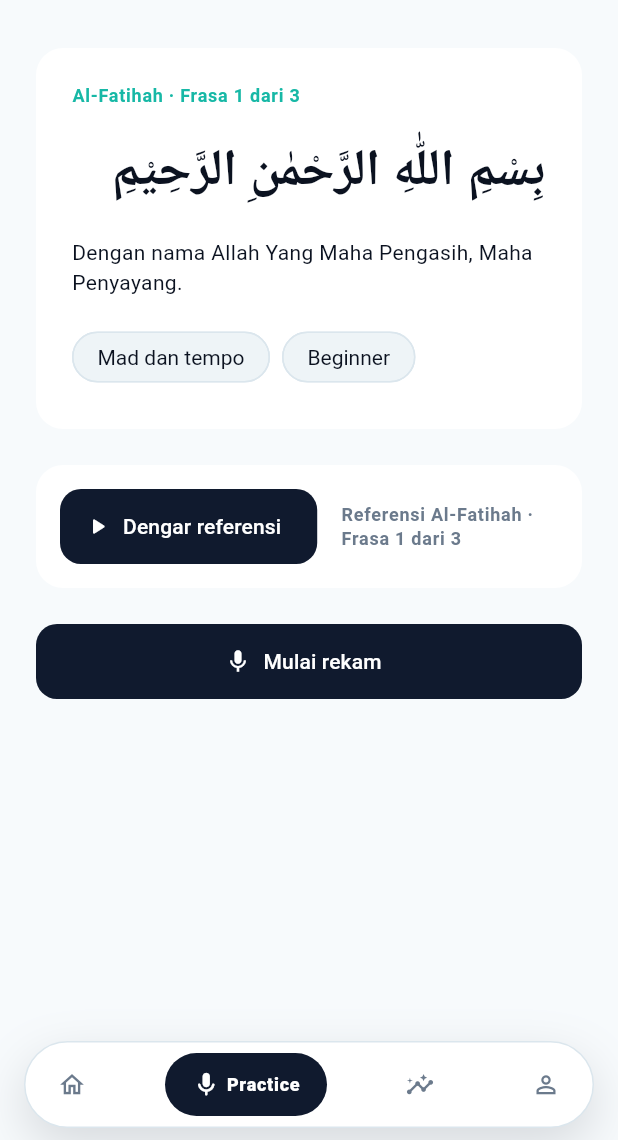
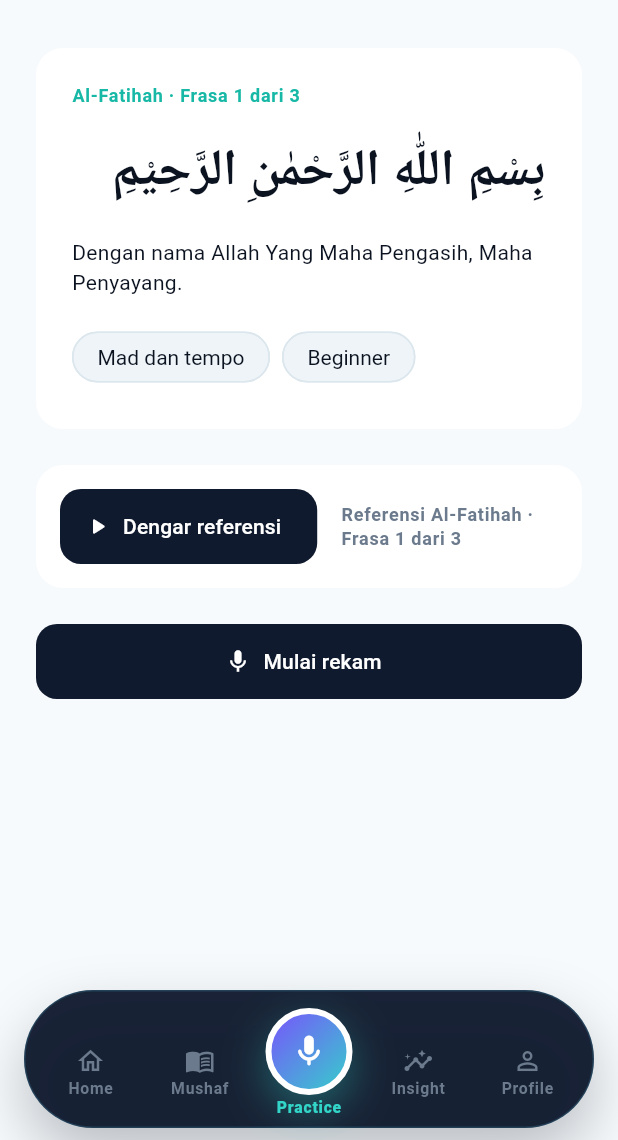
Before and after one commit to timbubadibako/sobat-ngaji, a Flutter app: the screen it shows after launch, after a tap on "Lanjutkan", on a phone screen of 412 x 824 dp, the part 96-1236 px from its top. Run offline on Flutter 3.47's test engine with Material 3 defaults, Android fonts, the phone set to English and light mode, and no system bars; our stand-ins replace dio, flutter_riverpod, flutter_secure_storage, freezed_annotation, go_router; network calls fail; Roboto replaces fonts that are missing (Avenir Next).

Commit message:
feat(mushaf): add aqua nav entry

```diff
--- a/lib/app/app_shell.dart
+++ b/lib/app/app_shell.dart
@@ -20,7 +20,7 @@ class AppShell extends StatelessWidget {
       ),
       extendBody: true,
       bottomNavigationBar: SizedBox(
-        height: 74,
+        height: 104,
         child: _FloatingPillNav(
           selectedIndex: selectedIndex,
           onSelected: (index) => context.go(_routes[index]),
@@ -33,15 +33,15 @@ class AppShell extends StatelessWidget {
     final location = GoRouterState.of(context).uri.path;
     if (location.startsWith('/recording') ||
         location.startsWith('/evaluation')) {
-      return 1;
+      return 2;
     }
+
     final index = _routes.indexWhere(location.startsWith);
     return index < 0 ? 0 : index;
   }
 }
 
-const _routes = ['/home', '/practice', '/insight', '/profile'];
-
+const _routes = ['/home', '/mushaf', '/practice', '/insight', '/profile'];
 const _horizontalSwipeMinDistance = 72.0;
 const _horizontalSwipeMinVelocity = 360.0;
 
@@ -77,11 +77,8 @@ class _SwipeTabBodyState extends State<_SwipeTabBody> {
       },
       onHorizontalDragEnd: (details) {
         final velocity = details.primaryVelocity ?? 0;
-        final shouldMove =
-            _dragDistance.abs() >= _horizontalSwipeMinDistance ||
-            velocity.abs() >= _horizontalSwipeMinVelocity;
-
-        if (!shouldMove) {
+        if (_dragDistance.abs() < _horizontalSwipeMinDistance &&
+            velocity.abs() < _horizontalSwipeMinVelocity) {
           return;
         }
 
@@ -112,9 +109,15 @@ const _items = [
     selectedIcon: Icons.home_rounded,
   ),
   _NavItem(
+    label: 'Mushaf',
+    icon: Icons.menu_book_outlined,
+    selectedIcon: Icons.menu_book_rounded,
+  ),
+  _NavItem(
     label: 'Practice',
-    icon: Icons.mic_none_outlined,
+    icon: Icons.mic_none_rounded,
     selectedIcon: Icons.mic_rounded,
+    centerAction: true,
   ),
   _NavItem(
     label: 'Insight',
@@ -152,27 +155,34 @@ class _FloatingPillNav extends StatelessWidget {
           constraints: const BoxConstraints(maxWidth: 430),
           child: DecoratedBox(
             decoration: BoxDecoration(
-              color: AppColors.surfaceElevated,
+              color: AppColors.navy.withValues(alpha: 0.96),
               borderRadius: BorderRadius.circular(AppRadius.pill),
-              border: Border.all(color: AppColors.line),
+              border: Border.all(color: AppColors.cyan.withValues(alpha: 0.18)),
               boxShadow: [
                 BoxShadow(
-                  color: AppColors.ink.withValues(alpha: 0.14),
-                  blurRadius: 28,
-                  offset: const Offset(0, 12),
+                  color: AppColors.ink.withValues(alpha: 0.26),
+                  blurRadius: 34,
+                  offset: const Offset(0, 18),
                 ),
               ],
             ),
             child: Padding(
-              padding: const EdgeInsets.all(AppSpacing.xs),
+              padding: const EdgeInsets.fromLTRB(
+                AppSpacing.xs,
+                AppSpacing.xs,
+                AppSpacing.xs,
+                AppSpacing.xs,
+              ),
               child: Row(
-                mainAxisAlignment: MainAxisAlignment.spaceBetween,
+                crossAxisAlignment: CrossAxisAlignment.end,
                 children: [
                   for (var index = 0; index < _items.length; index++)
-                    _AnimatedPillNavItem(
+                    Expanded(
+                      child: _AnimatedPillNavItem(
                         item: _items[index],
                         selected: selectedIndex == index,
                         onTap: () => onSelected(index),
+                      ),
                     ),
                 ],
               ),
@@ -197,66 +207,129 @@ class _AnimatedPillNavItem extends StatelessWidget {
 
   @override
   Widget build(BuildContext context) {
+    if (item.centerAction) {
+      return _CenterNavItem(item: item, selected: selected, onTap: onTap);
+    }
+
+    final theme = Theme.of(context);
+    final color = selected ? AppColors.surfaceElevated : AppColors.muted;
+
+    return Semantics(
+      button: true,
+      selected: selected,
+      label: item.label,
+      child: Tooltip(
+        message: item.label,
+        child: InkWell(
+          onTap: onTap,
+          borderRadius: BorderRadius.circular(AppRadius.pill),
+          child: SizedBox(
+            height: 58,
+            child: Column(
+              mainAxisAlignment: MainAxisAlignment.center,
+              mainAxisSize: MainAxisSize.min,
+              children: [
+                Icon(
+                  selected ? item.selectedIcon : item.icon,
+                  size: 20,
+                  color: color,
+                ),
+                const SizedBox(height: 3),
+                Text(
+                  item.label,
+                  maxLines: 1,
+                  overflow: TextOverflow.ellipsis,
+                  softWrap: false,
+                  style: theme.textTheme.labelMedium?.copyWith(
+                    color: color,
+                    fontWeight: selected ? FontWeight.w800 : FontWeight.w700,
+                    fontSize: 10.5,
+                    height: 1.1,
+                  ),
+                ),
+              ],
+            ),
+          ),
+        ),
+      ),
+    );
+  }
+}
+
+class _CenterNavItem extends StatelessWidget {
+  const _CenterNavItem({
+    required this.item,
+    required this.selected,
+    required this.onTap,
+  });
+
+  final _NavItem item;
+  final bool selected;
+  final VoidCallback onTap;
+
+  @override
+  Widget build(BuildContext context) {
     final reduceMotion = MediaQuery.disableAnimationsOf(context);
-    final duration = reduceMotion
-        ? Duration.zero
-        : const Duration(milliseconds: 360);
+    final duration = reduceMotion ? Duration.zero : AppMotion.normal;
     final theme = Theme.of(context);
 
     return Semantics(
       button: true,
       selected: selected,
       label: item.label,
-      child: Padding(
-        padding: const EdgeInsets.symmetric(horizontal: 2),
       child: Tooltip(
         message: item.label,
         child: InkWell(
           onTap: onTap,
           borderRadius: BorderRadius.circular(AppRadius.pill),
-            child: AnimatedContainer(
+          child: SizedBox(
+            height: 76,
+            child: Column(
+              mainAxisAlignment: MainAxisAlignment.end,
+              children: [
+                AnimatedContainer(
                   duration: duration,
                   curve: Curves.easeInOutCubic,
-              width: selected ? 108 : 44,
-              height: 42,
-              padding: const EdgeInsets.symmetric(horizontal: AppSpacing.xs),
+                  width: 58,
+                  height: 58,
                   decoration: BoxDecoration(
-                color: selected ? AppColors.navy : Colors.transparent,
-                borderRadius: BorderRadius.circular(AppRadius.pill),
+                    shape: BoxShape.circle,
+                    gradient: const LinearGradient(
+                      begin: Alignment.topLeft,
+                      end: Alignment.bottomRight,
+                      colors: [Color(0xFF7C4DFF), AppColors.aqua],
                     ),
-              child: Row(
-                mainAxisAlignment: MainAxisAlignment.center,
-                mainAxisSize: MainAxisSize.min,
-                children: [
-                  Icon(
+                    border: Border.all(
+                      color: AppColors.surfaceElevated,
+                      width: selected ? 4 : 3,
+                    ),
+                    boxShadow: [
+                      BoxShadow(
+                        color: AppColors.aqua.withValues(alpha: 0.36),
+                        blurRadius: selected ? 24 : 18,
+                        offset: const Offset(0, 10),
+                      ),
+                    ],
+                  ),
+                  child: Icon(
                     selected ? item.selectedIcon : item.icon,
-                    size: 19,
-                    color: selected
-                        ? AppColors.surfaceElevated
-                        : AppColors.muted,
+                    color: AppColors.surfaceElevated,
+                    size: 25,
                   ),
-                  if (selected) ...[
-                    const SizedBox(width: AppSpacing.xxs),
-                    Flexible(
-                      child: AnimatedOpacity(
-                        duration: duration,
-                        curve: Curves.easeInOutCubic,
-                        opacity: selected ? 1 : 0,
-                        child: Text(
+                ),
+                const SizedBox(height: 3),
+                Text(
                   item.label,
                   maxLines: 1,
-                          overflow: TextOverflow.fade,
-                          softWrap: false,
+                  overflow: TextOverflow.ellipsis,
                   style: theme.textTheme.labelMedium?.copyWith(
-                            color: AppColors.surfaceElevated,
+                    color: selected ? AppColors.aqua : AppColors.muted,
                     fontWeight: FontWeight.w800,
-                          ),
-                        ),
+                    fontSize: 10.5,
+                    height: 1.05,
                   ),
                 ),
               ],
-                ],
-              ),
             ),
           ),
         ),
@@ -270,9 +343,11 @@ class _NavItem {
     required this.label,
     required this.icon,
     required this.selectedIcon,
+    this.centerAction = false,
   });
 
   final String label;
   final IconData icon;
   final IconData selectedIcon;
+  final bool centerAction;
 }
--- a/lib/app/router.dart
+++ b/lib/app/router.dart
@@ -8,6 +8,7 @@ import '../features/auth/domain/entities/auth_session.dart';
 import '../features/evaluation/evaluation.dart';
 import '../features/home/home.dart';
 import '../features/insight/insight.dart';
+import '../features/mushaf/mushaf.dart';
 import '../features/practice/practice.dart';
 import '../features/profile/profile.dart';
 import '../features/recording/recording.dart';
@@ -66,6 +67,10 @@ final goRouterProvider = Provider<GoRouter>((ref) {
             builder: (context, state) => const HomeScreen(),
           ),
           GoRoute(
+            path: '/mushaf',
+            builder: (context, state) => const MushafScreen(),
+          ),
+          GoRoute(
             path: '/practice',
             builder: (context, state) => const PracticeScreen(),
             routes: [
--- /dev/null
+++ b/lib/features/mushaf/mushaf.dart
@@ -0,0 +1 @@
+export 'presentation/screens/mushaf_screen.dart';
```
Also changed, not shown: lib/features/mushaf/presentation/screens/mushaf_screen.dart (added, +232 -0 lines), 3 other files. Lines whose indentation alone changed are shown as unchanged.
